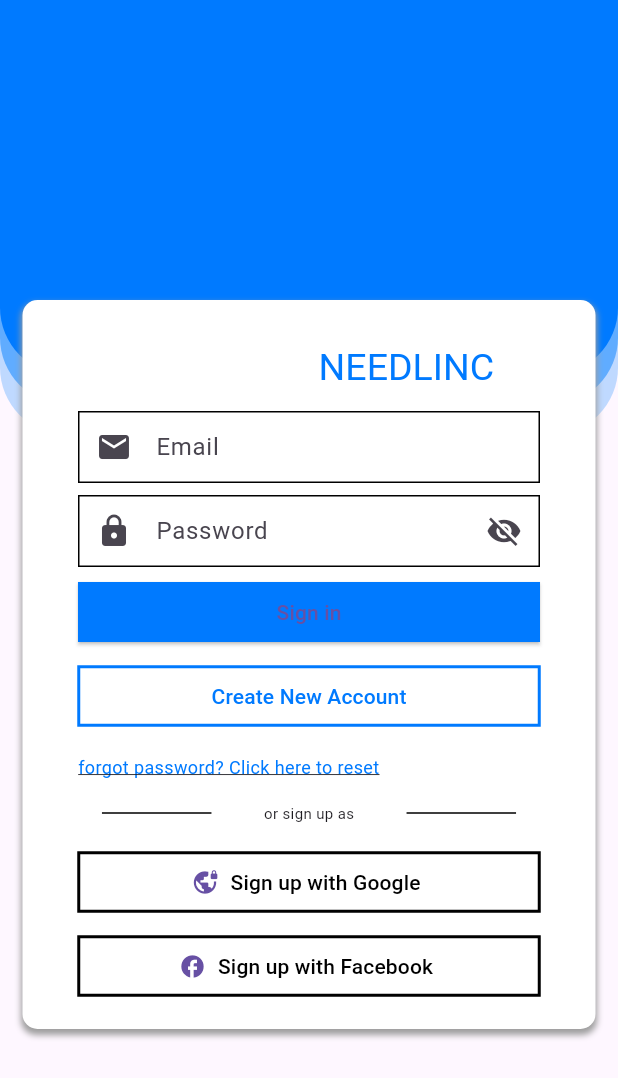
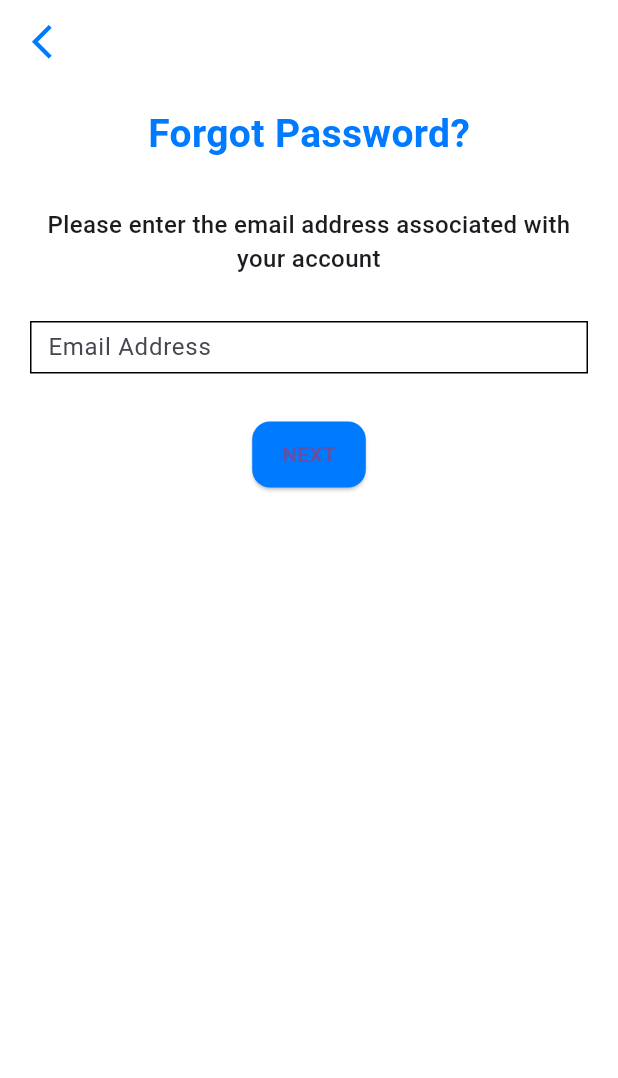
Before and after one commit to Needlinc/Needlinc, a Flutter app: the SignupPage screen opened by its route, after a tap on "forgot password? Click here to reset", on a phone screen of 412 x 824 dp. Shown: the top 1078 px of the screen. Run offline on Flutter 3.47's test engine with Material 3 defaults, Android fonts, the phone set to English and light mode, and no system bars; our stand-ins replace animated_text_kit, calendar_date_picker2, cloud_firestore, curved_navigation_bar, firebase_auth, firebase_core and 9 more; missing offline and left inert: phone_form_field; accounts and stored records are empty; key blocks and very long unbroken strings in the code were emptied for the run.

Commit message:
complete forget password feature

```diff
--- /dev/null
+++ b/lib/needlinc/shared-pages/auth-pages/Forgot_Password.dart
@@ -0,0 +1,97 @@
+import 'package:flutter/material.dart';
+import 'package:needlinc/needlinc/shared-pages/auth-pages/verification_SMS.dart';
+
+import '../../colors/colors.dart';
+import '../../widgets/TextFieldBorder.dart';
+
+class ForgotPass extends StatefulWidget {
+  const ForgotPass({super.key});
+
+  @override
+  State<ForgotPass> createState() => _ForgotPassState();
+}
+
+class _ForgotPassState extends State<ForgotPass> {
+  @override
+  Widget build(BuildContext context) {
+    return Scaffold(
+      backgroundColor: NeedlincColors.white,
+      appBar: AppBar(
+        foregroundColor: NeedlincColors.blue1,
+        backgroundColor: NeedlincColors.white,
+        elevation: 0,
+        leading: IconButton(
+          onPressed: () => Navigator.pop(context),
+          icon: const Icon(
+            Icons.arrow_back_ios_new, // Specify the icon you want to use
+            size: 27, // Adjust the icon size as needed
+          ),
+        ),
+      ),
+      body: SafeArea(
+        child: SingleChildScrollView(
+          physics: const BouncingScrollPhysics(
+              parent: AlwaysScrollableScrollPhysics()),
+          child: Padding(
+            padding: const EdgeInsets.fromLTRB(20, 15, 20, 15),
+            child: Column(
+              children: [
+                const Text(
+                  'Forgot Password?',
+                  style: TextStyle(
+                    color: NeedlincColors.blue1,
+                    fontSize: 26,
+                    fontWeight: FontWeight.w600,
+                  ),
+                ),
+                const SizedBox(height: 30),
+                const Text(
+                  'Please enter the email address associated with your account',
+                  textAlign: TextAlign.center,
+                  style: TextStyle(
+                    fontSize: 16,
+                    fontWeight: FontWeight.w500,
+                  ),
+                ),
+                const SizedBox(height: 30),
+                SizedBox(
+                  height: 35,
+                  child: TextFormField(
+                    decoration: const InputDecoration(
+                      labelText: 'Email Address',
+                      contentPadding: EdgeInsets.symmetric(horizontal: 8.0),
+                      focusedBorder: Borders.FocusedBorder,
+                      enabledBorder: Borders.EnabledBorder,
+                    ),
+                  ),
+                ),
+                const SizedBox(height: 30),
+                ElevatedButton(
+                  onPressed: () => Navigator.pushReplacement(
+                      context,
+                      MaterialPageRoute(
+                          builder: (context) => const VerificationSMS())),
+                  style: ElevatedButton.styleFrom(
+                    shape: RoundedRectangleBorder(
+                      borderRadius: BorderRadius.circular(12),
+                    ),
+                    backgroundColor: NeedlincColors.blue1,
+                    padding: const EdgeInsets.symmetric(
+                        horizontal: 20, vertical: 12),
+                  ),
+                  child: const Text(
+                    "NEXT",
+                    style: TextStyle(
+                      fontSize: 14,
+                      fontWeight: FontWeight.w700,
+                    ),
+                  ),
+                ),
+              ],
+            ),
+          ),
+        ),
+      ),
+    );
+  }
+}
--- a/lib/needlinc/shared-pages/auth-pages/sign-in.dart
+++ b/lib/needlinc/shared-pages/auth-pages/sign-in.dart
@@ -1,5 +1,6 @@
 import 'package:flutter/material.dart';
 import 'package:needlinc/needlinc/colors/colors.dart';
+import 'package:needlinc/needlinc/shared-pages/auth-pages/Forgot_Password.dart';
 import 'package:needlinc/needlinc/shared-pages/auth-pages/sign-up.dart';
 import 'package:needlinc/needlinc/widgets/snack-bar.dart';
 import 'package:needlinc/needlinc/widgets/login-background.dart';
@@ -39,11 +40,8 @@ class _SignupPageState extends State<SignupPage> {
                   children: [
                     const backGround(),
                     Padding(
-                      padding: const EdgeInsets.fromLTRB(15, 200, 15, 15),
-                      child: Column(
-                        mainAxisAlignment: MainAxisAlignment.center,
-                        children: [
-                          Container(
+                      padding: const EdgeInsets.fromLTRB(15, 160, 15, 15),
+                      child: Container(
                         width: double.infinity,
                         padding: const EdgeInsets.fromLTRB(15, 30, 15, 18),
                         decoration: BoxDecoration(
@@ -62,17 +60,17 @@ class _SignupPageState extends State<SignupPage> {
                           children: [
                             // Welcome to NEEDLINC
                             RichText(
-                                  text: TextSpan(
+                              text: const TextSpan(
                                 text: 'WELCOME TO ',
                                 style: TextStyle(
-                                      fontSize: 20,
+                                  fontSize: 16,
                                   fontWeight: FontWeight.w400,
                                 ),
                                 children: [
                                   TextSpan(
                                     text: 'NEEDLINC',
                                     style: TextStyle(
-                                          fontSize: 25,
+                                      fontSize: 20,
                                       fontWeight: FontWeight.w400,
                                       color: NeedlincColors.blue1,
                                     ),
@@ -82,16 +80,16 @@ class _SignupPageState extends State<SignupPage> {
                             ),
                             const SizedBox(height: 15),
                             Padding(
-                                  padding:
-                                      const EdgeInsets.fromLTRB(22, 0, 22, 0),
+                              padding: const EdgeInsets.fromLTRB(22, 0, 22, 0),
                               child: Form(
                                 key: _formField,
                                 child: Column(
-                                      crossAxisAlignment:
-                                          CrossAxisAlignment.start,
+                                  crossAxisAlignment: CrossAxisAlignment.start,
                                   children: [
                                     // input Email
-                                        TextFormField(
+                                    SizedBox(
+                                      height: 35,
+                                      child: TextFormField(
                                         keyboardType:
                                             TextInputType.emailAddress,
                                         controller: emailController,
@@ -104,19 +102,19 @@ class _SignupPageState extends State<SignupPage> {
                                         },
                                         decoration: const InputDecoration(
                                           labelText: 'Email',
-                                            contentPadding:
-                                                EdgeInsets.symmetric(
+                                          contentPadding: EdgeInsets.symmetric(
                                               horizontal: 8.0),
                                           prefixIcon: Icon(Icons.email),
-                                            focusedBorder:
-                                                Borders.FocusedBorder,
-                                            enabledBorder:
-                                                Borders.EnabledBorder,
+                                          focusedBorder: Borders.FocusedBorder,
+                                          enabledBorder: Borders.EnabledBorder,
+                                        ),
                                       ),
                                     ),
                                     const SizedBox(height: 8),
                                     // input password
-                                        TextFormField(
+                                    SizedBox(
+                                      height: 35,
+                                      child: TextFormField(
                                         controller: passwordController,
                                         obscureText: passToggle,
                                         validator: (value) {
@@ -130,10 +128,8 @@ class _SignupPageState extends State<SignupPage> {
                                           contentPadding:
                                               const EdgeInsets.symmetric(
                                                   horizontal: 8.0),
-                                            focusedBorder:
-                                                Borders.FocusedBorder,
-                                            enabledBorder:
-                                                Borders.EnabledBorder,
+                                          focusedBorder: Borders.FocusedBorder,
+                                          enabledBorder: Borders.EnabledBorder,
                                           prefixIcon: const Icon(Icons.lock),
                                           suffixIcon: InkWell(
                                             onTap: () {
@@ -145,6 +141,7 @@ class _SignupPageState extends State<SignupPage> {
                                               passToggle
                                                   ? Icons.visibility_off
                                                   : Icons.visibility,
+                                            ),
                                           ),
                                         ),
                                       ),
@@ -174,10 +171,9 @@ class _SignupPageState extends State<SignupPage> {
                                         }
                                       },
                                       style: ElevatedButton.styleFrom(
-                                            backgroundColor:
-                                                NeedlincColors.blue1,
-                                            fixedSize: const Size(
-                                                double.maxFinite, 30),
+                                        backgroundColor: NeedlincColors.blue1,
+                                        fixedSize:
+                                            const Size(double.maxFinite, 27),
                                         shape: const BeveledRectangleBorder(
                                           borderRadius: BorderRadius.zero,
                                         ),
@@ -193,8 +189,8 @@ class _SignupPageState extends State<SignupPage> {
                                               builder: (context) =>
                                                   const CreateAccountPage())),
                                       style: TextButton.styleFrom(
-                                            fixedSize: const Size(
-                                                double.maxFinite, 30),
+                                        fixedSize:
+                                            const Size(double.maxFinite, 28),
                                         shape: const BeveledRectangleBorder(
                                           side: BorderSide(
                                             color: NeedlincColors.blue1,
@@ -212,16 +208,17 @@ class _SignupPageState extends State<SignupPage> {
                                     const SizedBox(height: 15),
                                     // forgot password
                                     GestureDetector(
-                                          onTap: () {
-                                            //TODO Write your code here
-                                          },
+                                      onTap: () => Navigator.push(
+                                          context,
+                                          MaterialPageRoute(
+                                              builder: (context) =>
+                                                  const ForgotPass())),
                                       child: const Text(
                                         'forgot password? Click here to reset',
                                         style: TextStyle(
                                           color: NeedlincColors.blue1,
                                           fontSize: 12,
-                                              decoration:
-                                                  TextDecoration.underline,
+                                          decoration: TextDecoration.underline,
                                         ),
                                       ),
                                     ),
@@ -255,18 +252,20 @@ class _SignupPageState extends State<SignupPage> {
                                     // sign up with google
                                     TextButton.icon(
                                       onPressed: () {
-                                            print('Signed up with google');
+                                        // print('Signed up with google');
                                       },
                                       icon: const Icon(
-                                              Icons.vpn_lock_rounded),
+                                        Icons.vpn_lock_rounded,
+                                        color: Colors.green,
+                                      ),
                                       label: const Text(
                                         'Sign up with Google',
                                         style: TextStyle(
                                             color: NeedlincColors.black1),
                                       ),
                                       style: TextButton.styleFrom(
-                                            fixedSize: const Size(
-                                                double.maxFinite, 30),
+                                        fixedSize:
+                                            const Size(double.maxFinite, 28),
                                         shape: const BeveledRectangleBorder(
                                           side: BorderSide(
                                             color: NeedlincColors.black1,
@@ -279,7 +278,7 @@ class _SignupPageState extends State<SignupPage> {
                                     // sign up with facebook
                                     TextButton.icon(
                                       onPressed: () {
-                                            print('Signed up with facebook');
+                                        // print('Signed up with facebook');
                                       },
                                       icon: const Icon(Icons.facebook),
                                       label: const Text(
@@ -288,8 +287,8 @@ class _SignupPageState extends State<SignupPage> {
                                             color: NeedlincColors.black1),
                                       ),
                                       style: TextButton.styleFrom(
-                                            fixedSize: const Size(
-                                                double.maxFinite, 30),
+                                        fixedSize:
+                                            const Size(double.maxFinite, 28),
                                         shape: const BeveledRectangleBorder(
                                           side: BorderSide(
                                             color: NeedlincColors.black1,
@@ -305,8 +304,6 @@ class _SignupPageState extends State<SignupPage> {
                           ],
                         ),
                       ),
-                        ],
-                      ),
                     ),
                   ],
                 ),
```
Also changed, not shown: lib/needlinc/shared-pages/auth-pages/Verification_SMS.dart (added, +81 -0 lines), lib/needlinc/shared-pages/auth-pages/intro-page.dart (+17 -15 lines), lib/needlinc/shared-pages/auth-pages/resetSuccess.dart (added, +57 -0 lines), lib/needlinc/shared-pages/auth-pages/welcome.dart (+6 -6 lines). Lines whose indentation alone changed are shown as unchanged.
